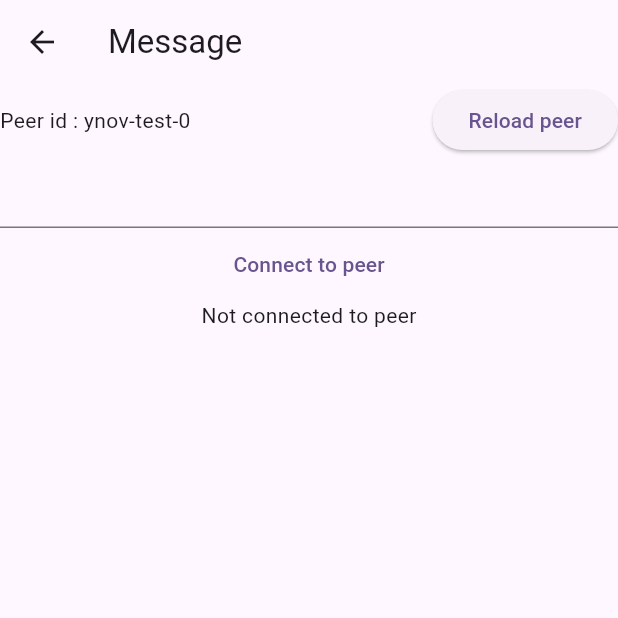
After one commit to Mo8/DevAvanceJeuDeLaVie, a Flutter app: the screen it shows after launch, after a tap on "Message", on a phone screen of 412 x 824 dp, the top half of it. The commit adds this screen. Run offline on Flutter 3.47's test engine with Material 3 defaults, Android fonts, the phone set to English and light mode, and no system bars; missing offline and left inert: mongo_dart, peerdart, zoom_widget; accounts and stored records are empty.

Commit message:
wip: peerdart and refacto

```diff
--- /dev/null
+++ b/lib/controllers/PeerController.dart
@@ -0,0 +1,106 @@
+import 'dart:convert';
+
+import 'package:flutter/material.dart';
+import 'package:jeu_de_la_vie/models/Config.dart';
+import 'package:jeu_de_la_vie/models/Message.dart';
+import 'package:peerdart/peerdart.dart';
+
+const String prefix = 'ynov-test-';
+
+class PeerController extends ChangeNotifier {
+  Peer? peer;
+
+  DataConnection? connection;
+  final String id;
+
+  final history = <String, Message>{};
+
+  Config? config;
+
+  TextEditingController textEditingController = TextEditingController();
+
+  PeerController(String id, BuildContext context) : id = "$prefix$id" {
+    peer = Peer(
+      id: this.id,
+      options: PeerOptions(
+        debug: LogLevel.Disabled,
+      ),
+    );
+
+    peer?.on('open').listen((data) {
+      print('peer open');
+      notifyListeners();
+    });
+
+    peer?.on<DataConnection>('connection').listen((data) {
+      print('${data.peer} connection...');
+      connection = data;
+      listenData();
+    });
+  }
+
+  void reloadPeer() {
+    if (peer?.disconnected == true) {
+      peer?.reconnect();
+    }
+    notifyListeners();
+  }
+
+  void listenData() {
+    notifyListeners();
+    connection?.on("data").listen((data) {
+      final message = Message.fromJson(jsonDecode(data));
+      history.putIfAbsent(message.id, () => message);
+      notifyListeners();
+      print('${connection?.peer} > ${message.message} (${message.id})');
+    });
+
+    connection?.on("close").listen((data) {
+      print('${connection!.peer} is close automatically');
+      history.clear();
+      connection = null;
+      notifyListeners();
+    });
+  }
+
+  void connect() {
+    connection = peer?.connect("$prefix${textEditingController.text}");
+    print('connecting to ${connection?.peer}...');
+    connection?.on("open").listen((data) {
+      print('${connection?.peer} connected !');
+    });
+    listenData();
+  }
+
+  void send(String message) {
+    if (message.startsWith("RULES:")) {
+      config = Config.parse(message.replaceFirst("RULES:", ""));
+    } else if (message.startsWith("OUI TO RULES:")) {
+      final id = message.replaceFirst("OUI TO RULES:", "");
+      if (history[id] != null && history[id]!.message.startsWith("RULES:")) {
+        print("OUI TO RULES: $id");
+        history[id]?.message = history[id]!.message.replaceFirst("RULES:", "Accepted - RULES:");
+      }
+    } else if (message.startsWith("NON TO RULES:")) {
+      final id = message.replaceFirst("NON TO RULES:", "");
+      if (history[id] != null && history[id]!.message.startsWith("RULES:")) {
+        print("NON TO RULES: $id");
+        history[id]?.message = history[id]!.message.replaceFirst("RULES:", "Denied - RULES:");
+      }
+    }
+    final Message messageToSend = Message(message: message, sender: id);
+    connection?.send(jsonEncode(messageToSend.toJson()));
+
+    history.putIfAbsent(messageToSend.id, () => messageToSend);
+    notifyListeners();
+    print('me > $message');
+  }
+
+  void close() {
+    print('manuel close connection');
+    connection?.closeRequest();
+    history.clear();
+    connection = null;
+    notifyListeners();
+  }
+}
--- a/lib/main.dart
+++ b/lib/main.dart
@@ -1,13 +1,20 @@
+import 'dart:math';
+
 import 'package:flutter/material.dart';
 import 'package:jeu_de_la_vie/controllers/LoginController.dart';
+import 'package:jeu_de_la_vie/controllers/PeerController.dart';
 import 'package:jeu_de_la_vie/models/Config.dart';
 import 'package:jeu_de_la_vie/pages/HomePage.dart';
 import 'package:jeu_de_la_vie/pages/JeuDeLaViePage.dart';
 import 'package:jeu_de_la_vie/pages/LoginPage.dart';
+import 'package:jeu_de_la_vie/pages/MessagePage.dart';
 import 'package:provider/provider.dart';
 
 void main() {
-  runApp(ChangeNotifierProvider(create: (context) => LoginController(), child: const MyApp()));
+  runApp(MultiProvider(providers: [
+    ChangeNotifierProvider(create: (context) => LoginController()),
+    ChangeNotifierProvider(create: (context) => PeerController(Random().nextInt(10).toString(),context)),
+  ], child: const MyApp()));
 }
 
 class MyApp extends StatelessWidget {
@@ -30,7 +37,8 @@ class MyApp extends StatelessWidget {
                   : const Config(survive: {2, 3}, born: {3}),
             ),
         "/login": (context) => const LoginPage(),
-        "/": (context) => const HomePage(),
+        "/message": (context) => const MessagePage(),
+        "/": (context) =>  HomePage(),
       },
     );
   }
--- /dev/null
+++ b/lib/models/Message.dart
@@ -0,0 +1,27 @@
+import 'package:uuid/uuid.dart';
+
+class Message{
+
+  String id;
+
+  String sender;
+  String message;
+
+  Message({required this.sender, required this.message,String? id }) : id = id ?? const Uuid().v4();
+
+  factory Message.fromJson(Map<String, dynamic> json) {
+    return Message(
+      id: json['id'],
+      sender: json['sender'],
+      message: json['message'],
+    );
+  }
+
+  Map<String, dynamic> toJson() {
+    return {
+      'id': id,
+      'sender': sender,
+      'message': message,
+    };
+  }
+}
--- a/lib/pages/HomePage.dart
+++ b/lib/pages/HomePage.dart
@@ -3,7 +3,7 @@ import 'package:jeu_de_la_vie/controllers/LoginController.dart';
 import 'package:provider/provider.dart';
 
 class HomePage extends StatelessWidget {
-  const HomePage({Key? key}) : super(key: key);
+  HomePage({Key? key}) : super(key: key);
 
   @override
   Widget build(BuildContext context) {
@@ -20,17 +20,31 @@ class HomePage extends StatelessWidget {
         ],
       ),
       body: Center(
-          child: Column(mainAxisAlignment: MainAxisAlignment.center,
+          child: SingleChildScrollView(
+        child: Column(
+          mainAxisAlignment: MainAxisAlignment.center,
           children: [
             Text("Logged as : ${context.watch<LoginController>().user?.username ?? "No user"}"),
-
             IconButton(
               onPressed: () {
                 Navigator.pushNamed(context, "/jeuDeLaVie");
               },
-            icon: const Icon(Icons.gamepad, size: 100,),
+              icon: const Icon(
+                Icons.gamepad,
+                size: 100,
+              ),
+            ),
+            const SizedBox(
+              height: 20,
+            ),
+            TextButton(
+              onPressed: () {
+                Navigator.pushNamed(context, "/message");
+              },
+              child: const Text("Message"),
             ),
           ],
+        ),
       )),
     );
   }
--- /dev/null
+++ b/lib/pages/MessagePage.dart
@@ -0,0 +1,16 @@
+import 'package:flutter/material.dart';
+import 'package:jeu_de_la_vie/widgets/ChatWidget.dart';
+
+class MessagePage extends StatelessWidget {
+  const MessagePage({super.key});
+
+  @override
+  Widget build(BuildContext context) {
+    return Scaffold(
+      appBar: AppBar(
+        title: const Text("Message"),
+      ),
+      body: ChatWidget(),
+    );
+  }
+}
--- /dev/null
+++ b/lib/widgets/ChatWidget.dart
@@ -0,0 +1,163 @@
+import 'package:flutter/material.dart';
+import 'package:jeu_de_la_vie/controllers/PeerController.dart';
+import 'package:provider/provider.dart';
+
+class ChatWidget extends StatelessWidget {
+  ChatWidget({Key? key}) : super(key: key);
+
+  final TextEditingController textEditingController = TextEditingController();
+
+  @override
+  Widget build(BuildContext context) {
+    return Column(
+      children: [
+        Row(
+          mainAxisAlignment: MainAxisAlignment.spaceBetween,
+          children: [
+            Text("Peer id : ${context.watch<PeerController>().id}"),
+            const SizedBox(
+              width: 10,
+            ),
+            ElevatedButton(
+              onPressed: () {
+                context.read<PeerController>().reloadPeer();
+              },
+              child: const Text("Reload peer"),
+            ),
+          ],
+        ),
+        context.watch<PeerController>().connection != null
+            ? Expanded(
+                child: Column(
+                  children: [
+                    Row(
+                      mainAxisAlignment: MainAxisAlignment.spaceBetween,
+                      children: [
+                        Text("Connected to peer ${context.watch<PeerController>().connection!.peer}"),
+                        const SizedBox(
+                          width: 10,
+                        ),
+                        ElevatedButton(
+                          onPressed: () {
+                            context.read<PeerController>().close();
+                          },
+                          child: const Text("Close"),
+                        ),
+                      ],
+                    ),
+                    Expanded(
+                      child: context.watch<PeerController>().history.isNotEmpty
+                          ? Padding(
+                              padding: const EdgeInsets.all(8.0),
+                              child: Container(
+                                padding: const EdgeInsets.all(10),
+                                decoration: BoxDecoration(border: Border.all(), color: Colors.black),
+                                child: SingleChildScrollView(
+                                  child: Column(
+                                    crossAxisAlignment: CrossAxisAlignment.stretch,
+                                    children: context
+                                        .watch<PeerController>()
+                                        .history
+                                        .values
+                                        .map(
+                                          (e) => e.sender == context.read<PeerController>().id
+                                              ? Container(
+                                                  padding: const EdgeInsets.only(left: 20, bottom: 5, top: 5),
+                                                  alignment: Alignment.centerRight,
+                                                  child: Chip(
+                                                    label: Text(
+                                                      e.message,
+                                                      softWrap: true,
+                                                      maxLines: 100000,
+                                                    ),
+                                                    backgroundColor: Colors.blue,
+                                                  ),
+                                                )
+                                              : Container(
+                                                  padding: const EdgeInsets.only(right: 20, bottom: 5, top: 5),
+                                                  alignment: Alignment.centerLeft,
+                                                  child: Column(
+                                                    mainAxisSize: MainAxisSize.max,
+                                                    children: [
+                                                      Chip(
+                                                        label: Text("${e.sender} > ${e.message}",
+                                                            softWrap: true,
+                                                            maxLines: 100000,
+                                                            style: const TextStyle(color: Colors.white)),
+                                                        backgroundColor: Colors.grey,
+                                                      ),
+                                                      if (e.message.startsWith("RULES:"))
+                                                        Row(
+                                                          mainAxisSize: MainAxisSize.min,
+                                                          children: [
+                                                            ElevatedButton(
+                                                              style: ElevatedButton.styleFrom(primary: Colors.green),
+                                                              onPressed: () {
+                                                                context
+                                                                    .read<PeerController>()
+                                                                    .send("OUI TO RULES:${e.id}");
+                                                              },
+                                                              child: const Text("OUI"),
+                                                            ),
+                                                            ElevatedButton(
+                                                              style: ElevatedButton.styleFrom(primary: Colors.red),
+                                                              onPressed: () {
+                                                                context
+                                                                    .read<PeerController>()
+                                                                    .send("NON TO RULES:${e.id}");
+                                                              },
+                                                              child: const Text("NON"),
+                                                            ),
+                                                          ],
+                                                        )
+                                                    ],
+                                                  ),
+                                                ),
+                                        )
+                                        .toList(),
+                                  ),
+                                ),
+                              ),
+                            )
+                          : const Text("No message"),
+                    ),
+                    Row(
+                      children: [
+                        Expanded(
+                          child: Padding(
+                            padding: const EdgeInsets.symmetric(horizontal: 10.0),
+                            child: TextField(
+                              controller: textEditingController,
+                            ),
+                          ),
+                        ),
+                        TextButton(
+                          onPressed: () {
+                            context.read<PeerController>().send(textEditingController.text);
+                            textEditingController.clear();
+                          },
+                          child: const Text("Send"),
+                        ),
+                      ],
+                    ),
+                  ],
+                ),
+              )
+            : Column(
+                children: [
+                  TextField(
+                    controller: context.read<PeerController>().textEditingController,
+                  ),
+                  TextButton(
+                    onPressed: () {
+                      context.read<PeerController>().connect();
+                    },
+                    child: const Text("Connect to peer"),
+                  ),
+                  const Text("Not connected to peer"),
+                ],
+              )
+      ],
+    );
+  }
+}
```
Also changed, not shown: analysis_options.yaml (deleted, +0 -29 lines), lib/controllers/JeuDeLaVieController.dart (added, +90 -0 lines), lib/pages/JeuDeLaViePage.dart (+23 -117 lines), lib/widgets/JeuDeLaVieWidget.dart (added, +60 -0 lines), pubspec.yaml (+4 -7 lines), 8 other files. Lines whose indentation alone changed are shown as unchanged.
